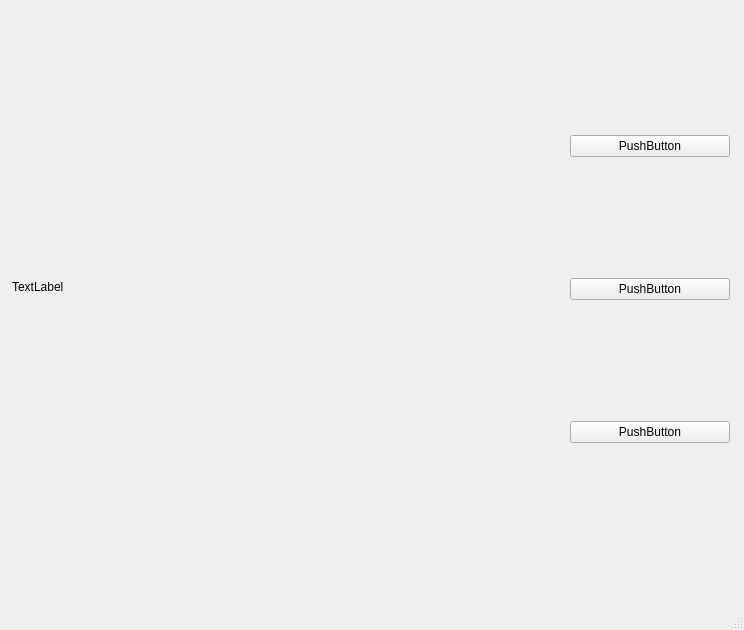
VladislavWaza/DrawedTrees, file mainwindow.ui: the form before one commit.
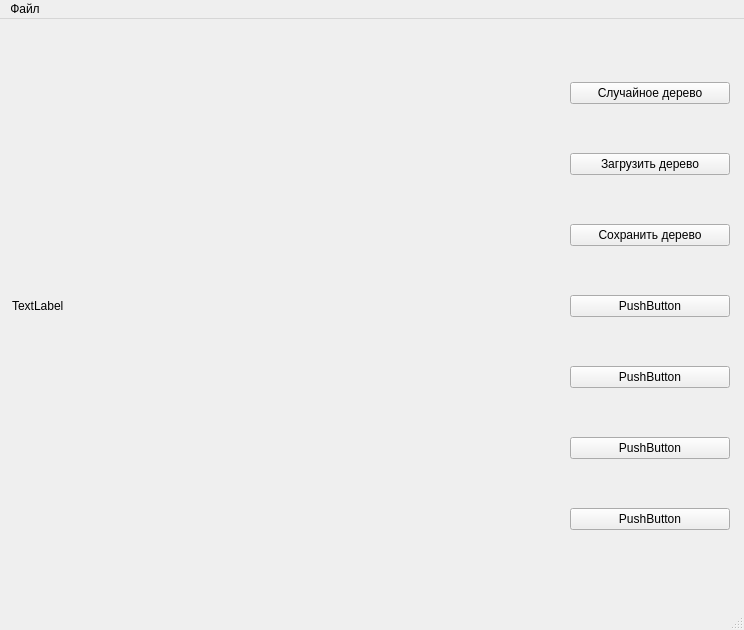
The form after the commit.

```diff
--- a/mainwindow.ui
+++ b/mainwindow.ui
@@ -40,12 +40,40 @@
      <item>
       <widget class="QPushButton" name="pushButton_2">
        <property name="text">
+        <string>Случайное дерево</string>
+       </property>
+      </widget>
+     </item>
+     <item>
+      <widget class="QPushButton" name="loadButton">
+       <property name="text">
+        <string>Загрузить дерево</string>
+       </property>
+      </widget>
+     </item>
+     <item>
+      <widget class="QPushButton" name="saveButton">
+       <property name="text">
+        <string>Сохранить дерево</string>
+       </property>
+      </widget>
+     </item>
+     <item>
+      <widget class="QPushButton" name="pushButton_5">
+       <property name="text">
         <string>PushButton</string>
        </property>
       </widget>
      </item>
      <item>
-      <widget class="QPushButton" name="pushButton_3">
+      <widget class="QPushButton" name="pushButton_6">
+       <property name="text">
+        <string>PushButton</string>
+       </property>
+      </widget>
+     </item>
+     <item>
+      <widget class="QPushButton" name="pushButton_7">
        <property name="text">
         <string>PushButton</string>
        </property>
@@ -70,6 +98,14 @@
      <height>29</height>
     </rect>
    </property>
+   <widget class="QMenu" name="menu">
+    <property name="title">
+     <string>Файл</string>
+    </property>
+    <addaction name="load"/>
+    <addaction name="save"/>
+   </widget>
+   <addaction name="menu"/>
   </widget>
   <widget class="QStatusBar" name="statusbar"/>
  </widget>
```
Left out of the diff: 12 changed lines with no effect on the pictures.
